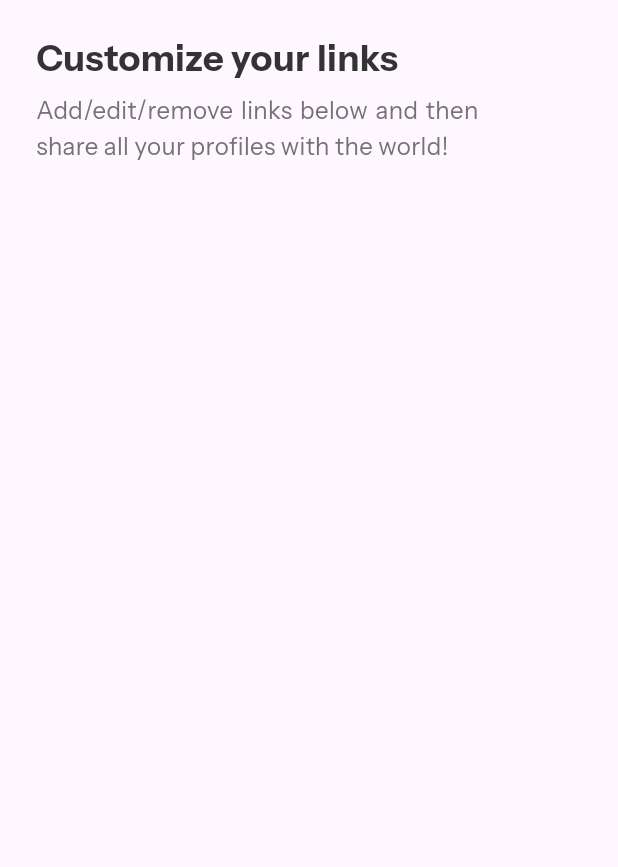
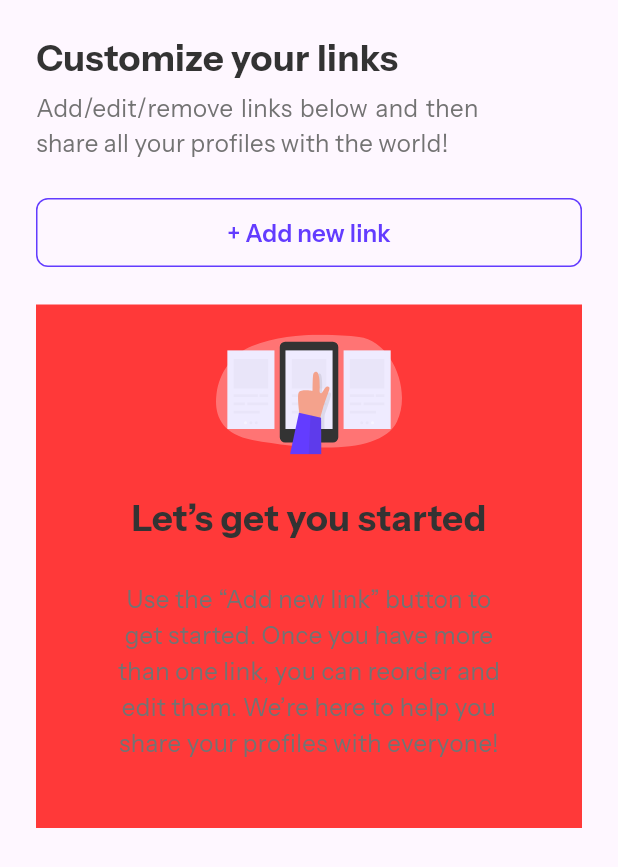
Before and after one commit to wallas938/flutter_link_sharing_app, a Flutter app: the LinksView screen opened directly, on a phone screen of 412 x 824 dp. Shown: the top 867 px of the screen. Run offline on Flutter 3.47's test engine with Material 3 defaults, Android fonts, the phone set to English and light mode, and no system bars; our stand-ins replace flutter_svg, google_fonts; project files that could hold a hidden picture were left out.

```diff
--- a/lib/app_constants/theme.colors.dart
+++ b/lib/app_constants/theme.colors.dart
@@ -7,7 +7,7 @@ class AppColors {
   static const darkGrey = Color.fromRGBO(51, 51, 51, 1);
   static const grey = Color.fromRGBO(115, 115, 115, 1);
   static const borders1 = Color.fromRGBO(217, 217, 217, 1);
-  static const borders2 = Color.fromRGBO(250, 250, 250, 1);
+  static const lightGrey = Color.fromRGBO(250, 250, 250, 1);
   static const white = Color.fromRGBO(255, 255, 255, 1);
   static const red = Color.fromRGBO(255, 57, 57, 1);
 }
--- a/lib/app_constants/theme.typo.dart
+++ b/lib/app_constants/theme.typo.dart
@@ -1,24 +1,39 @@
-import 'package:flutter/cupertino.dart';
+import 'package:flutter/material.dart';
 
 class AppTypography {
-  static const TextStyle bodyS = TextStyle(
+  static TextStyle bodyS(Color color) {
+    return TextStyle(
         fontWeight: FontWeight.w400,
         fontStyle: FontStyle.normal,
         fontSize: 12,
-      height: 1.5);
-  static const TextStyle bodyM = TextStyle(
+        height: 1.5,
+        color: color);
+  }
+
+  static TextStyle bodyM(Color color) {
+    return TextStyle(
         fontWeight: FontWeight.w400,
         fontStyle: FontStyle.normal,
         fontSize: 16,
-      height: 1.5);
-  static const TextStyle headingS = TextStyle(
+        height: 1.5,
+        color: color);
+  }
+
+  static TextStyle headingS(Color color) {
+    return TextStyle(
         fontWeight: FontWeight.w600,
         fontStyle: FontStyle.normal,
         fontSize: 16,
-      height: 1.5);
-  static const TextStyle headingM = TextStyle(
+        height: 1.5,
+        color: color);
+  }
+
+  static TextStyle headingM(Color color) {
+    return TextStyle(
         fontWeight: FontWeight.w700,
         fontStyle: FontStyle.normal,
         fontSize: 32,
-      height: 1.5);
+        height: 1.5,
+        color: color);
   }
+}
--- a/lib/pages/editor/links_view.dart
+++ b/lib/pages/editor/links_view.dart
@@ -1,5 +1,8 @@
 import 'package:flutter/material.dart';
 import 'package:flutter_link_sharing_app/app_constants/theme.colors.dart';
+import 'package:flutter_link_sharing_app/app_constants/theme.typo.dart';
+import 'package:flutter_svg/flutter_svg.dart';
+import 'package:google_fonts/google_fonts.dart';
 
 class LinksView extends StatefulWidget {
   const LinksView({super.key});
@@ -11,13 +14,14 @@ class LinksView extends StatefulWidget {
 class _LinksViewState extends State<LinksView> {
   @override
   Widget build(BuildContext context) {
-    return const Scaffold(
+    return Scaffold(
       body: Padding(
-        padding: EdgeInsets.all(24),
+        padding: const EdgeInsets.all(24),
         child: Column(
           crossAxisAlignment: CrossAxisAlignment.start,
           children: [
-            Text(
+            /*** PAGE_TITLE ***/
+            const Text(
               'Customize your links',
               style: TextStyle(
                   color: AppColors.darkGrey,
@@ -26,19 +30,77 @@ class _LinksViewState extends State<LinksView> {
                   fontWeight: FontWeight.w700,
                   height: 0),
             ),
-            SizedBox(height: 8,),
-            SizedBox(
+            const SizedBox(height: 8),
+            /*** PAGE_SUBTITLE ***/
+            const SizedBox(
               width: 295,
               child: Text(
                 textAlign: TextAlign.justify,
                 'Add/edit/remove links below and then share all your profiles with the world!',
                 style: TextStyle(
-                    color: AppColors.grey,
-                    fontSize: 16,
-                    fontStyle: FontStyle.normal,
-                    fontWeight: FontWeight.w400,),
+                  color: AppColors.grey,
+                  fontSize: 16,
+                  fontStyle: FontStyle.normal,
+                  fontWeight: FontWeight.w400,
+                ),
               ),
             ),
+            const SizedBox(height: 24),
+            /*** ADD_NEW_LINK BUTTON ***/
+            SizedBox(
+              width: double.infinity,
+              child: OutlinedButton(
+                  style: OutlinedButton.styleFrom(
+                    side: const BorderSide(color: AppColors.purple, width: 1),
+                    shape: RoundedRectangleBorder(
+                      borderRadius:
+                          BorderRadius.circular(8.0), // Forme du bouton
+                    ),
+                    padding: const EdgeInsets.symmetric(
+                        horizontal: 27.0, vertical: 11.0),
+                  ),
+                  onPressed: () {},
+                  child: Text(
+                    "+ Add new link",
+                    style: AppTypography.headingS(AppColors.purple),
+                  )),
+            ),
+            const SizedBox(height: 24),
+            /*** HOW_TO_PLACEHOLDER ***/
+            Container(
+              color: AppColors.red,
+              width: double.infinity,
+              padding: const EdgeInsets.all(20),
+              child: Column(
+                mainAxisAlignment: MainAxisAlignment.center,
+                children: [
+                  SvgPicture.asset("assets/images/illustration-empty.svg",
+                      width: 124.766, height: 80),
+                  const SizedBox(height: 24),
+                  Text(
+                    "Let’s get you started",
+                    style: GoogleFonts.instrumentSans(
+                        color: AppColors.darkGrey,
+                        fontWeight: FontWeight.w700,
+                        fontStyle: FontStyle.normal,
+                        fontSize: 24,
+                        height: 1.5),
+                  ),
+                  const SizedBox(height: 24),
+                  /*** HOW_TO_TEXT ***/
+                  SizedBox(
+                    width: 255,
+                    child: Text(
+                      "Use the “Add new link” button to get started. Once you have more than one link, you can reorder and edit them. We’re here to help you share your profiles with everyone!",
+                      style: AppTypography.bodyM(AppColors.grey),
+                      textAlign: TextAlign.center,
+                    ),
+                  ),
+                  const SizedBox(height: 25),
+                ],
+              ),
+            ),
+            const SizedBox(height: 46.5),
           ],
         ),
       ),
```
Also changed, not shown: lib/main.dart (+1 -9 lines), lib/pages/editor/editor_page.dart (+14 -3 lines), lib/pages/login_page.dart (+7 -5 lines), lib/pages/signup_page.dart (+8 -6 lines). Lines whose indentation alone changed are shown as unchanged.
